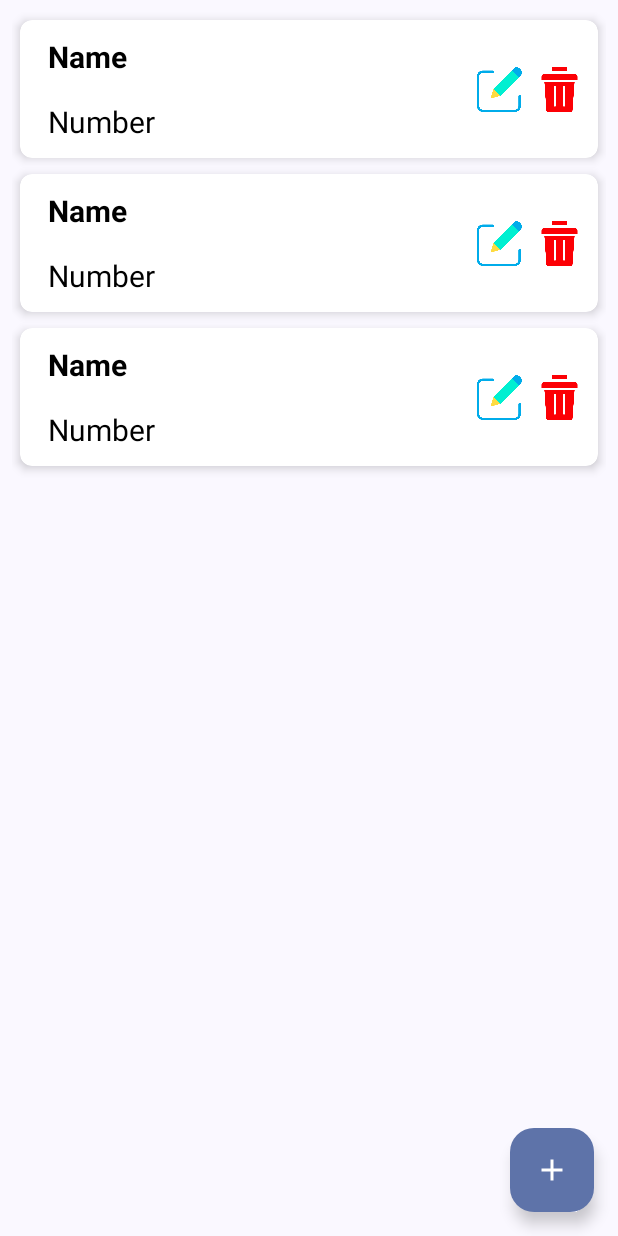
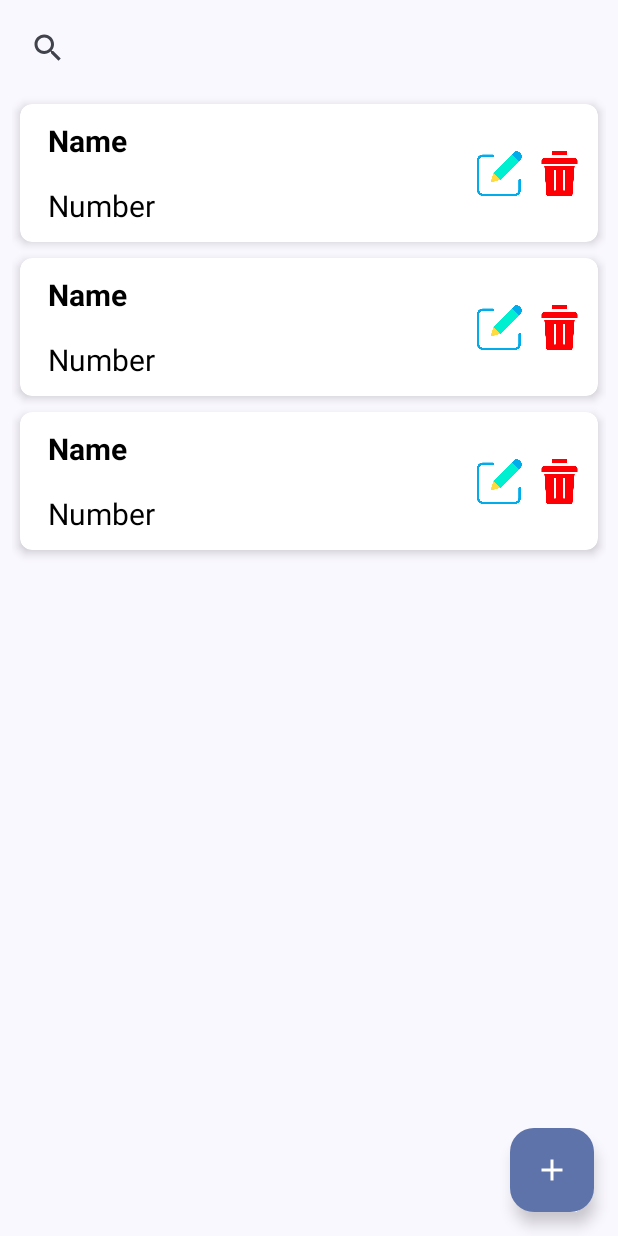
Before and after one commit to shahbaz-tariq/Contacts-Manager, an Android app: the layout activity_main.xml on its own in the app's theme, with its tools: preview values and no code run, on a phone screen of 412 x 824 dp. Run offline under Robolectric (Android 15) with nearby library versions, the light colour scheme and no system bars.

Commit message:
Searching & Sorting Done!

```diff
--- a/app/src/main/java/com/example/contacts/data/ContactDao.kt
+++ b/app/src/main/java/com/example/contacts/data/ContactDao.kt
@@ -1,5 +1,6 @@
 package com.example.contacts.data
 
+import androidx.lifecycle.LiveData
 import androidx.room.Dao
 import androidx.room.Delete
 import androidx.room.Insert
@@ -21,7 +22,10 @@ interface ContactDao {
     @Delete
     suspend fun delete(contact: Contact)
 
-    @Query("SELECT * FROM contact")
+    @Query("SELECT * FROM contact ORDER BY name ASC")
     fun getAllContacts(): Flow<List<Contact>>
 
+    @Query("SELECT * FROM contact WHERE name LIKE :searchQuery")
+    fun searchContacts(searchQuery: String): Flow<List<Contact>>
+
 }
--- a/app/src/main/java/com/example/contacts/data/ContactRepo.kt
+++ b/app/src/main/java/com/example/contacts/data/ContactRepo.kt
@@ -1,5 +1,6 @@
 package com.example.contacts.data
 
+import androidx.lifecycle.LiveData
 import com.example.contacts.model.Contact
 import kotlinx.coroutines.flow.Flow
 
@@ -21,4 +22,8 @@ class ContactRepo(private val contactDao: ContactDao) {
         return contactDao.getAllContacts()
     }
 
+    fun searchContacts(searchQuery: String): Flow<List<Contact>> {
+        return contactDao.searchContacts("%$searchQuery%")
+    }
+
 }
--- a/app/src/main/res/layout/activity_main.xml
+++ b/app/src/main/res/layout/activity_main.xml
@@ -1,10 +1,20 @@
 <?xml version="1.0" encoding="utf-8"?>
-<androidx.constraintlayout.widget.ConstraintLayout xmlns:android="http://schemas.android.com/apk/res/android"
+<androidx.constraintlayout.widget.ConstraintLayout
+    xmlns:android="http://schemas.android.com/apk/res/android"
     xmlns:app="http://schemas.android.com/apk/res-auto"
     xmlns:tools="http://schemas.android.com/tools"
     android:layout_width="match_parent"
     android:layout_height="match_parent"
     tools:context=".MainActivity">
+
+    <SearchView
+        android:id="@+id/searchView"
+        android:layout_width="0dp"
+        android:layout_height="wrap_content"
+        android:layout_margin="8dp"
+        app:layout_constraintTop_toTopOf="parent"
+        app:layout_constraintLeft_toLeftOf="parent"
+        app:layout_constraintRight_toRightOf="parent"/>
 
     <androidx.recyclerview.widget.RecyclerView
         android:id="@+id/recyclerview"
@@ -12,10 +22,10 @@
         android:layout_height="0dp"
         tools:listitem="@layout/each_rv"
         android:padding="8dp"
+        app:layout_constraintTop_toBottomOf="@id/searchView"
         app:layout_constraintBottom_toBottomOf="parent"
         app:layout_constraintLeft_toLeftOf="parent"
-        app:layout_constraintRight_toRightOf="parent"
-        app:layout_constraintTop_toTopOf="parent" />
+        app:layout_constraintRight_toRightOf="parent"/>
 
     <com.google.android.material.floatingactionbutton.FloatingActionButton
         android:id="@+id/fab"
@@ -26,5 +36,4 @@
         android:layout_margin="16dp"
         android:src="@drawable/baseline_add_24"
         android:importantForAccessibility="no"/>
-
 </androidx.constraintlayout.widget.ConstraintLayout>
```
Also changed, not shown: app/src/main/java/com/example/contacts/ContactAdapter.kt (+7 -2 lines), app/src/main/java/com/example/contacts/ContactViewModel.kt (+11 -0 lines), app/src/main/java/com/example/contacts/MainActivity.kt (+23 -0 lines).
